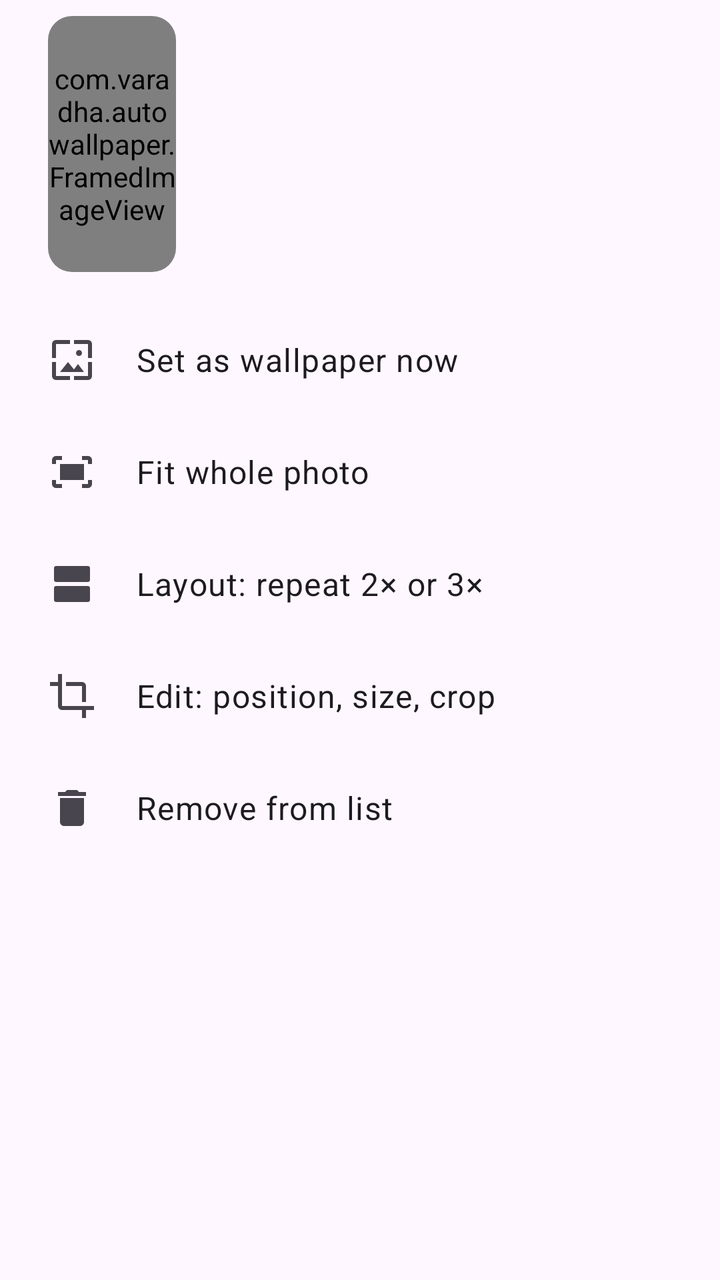
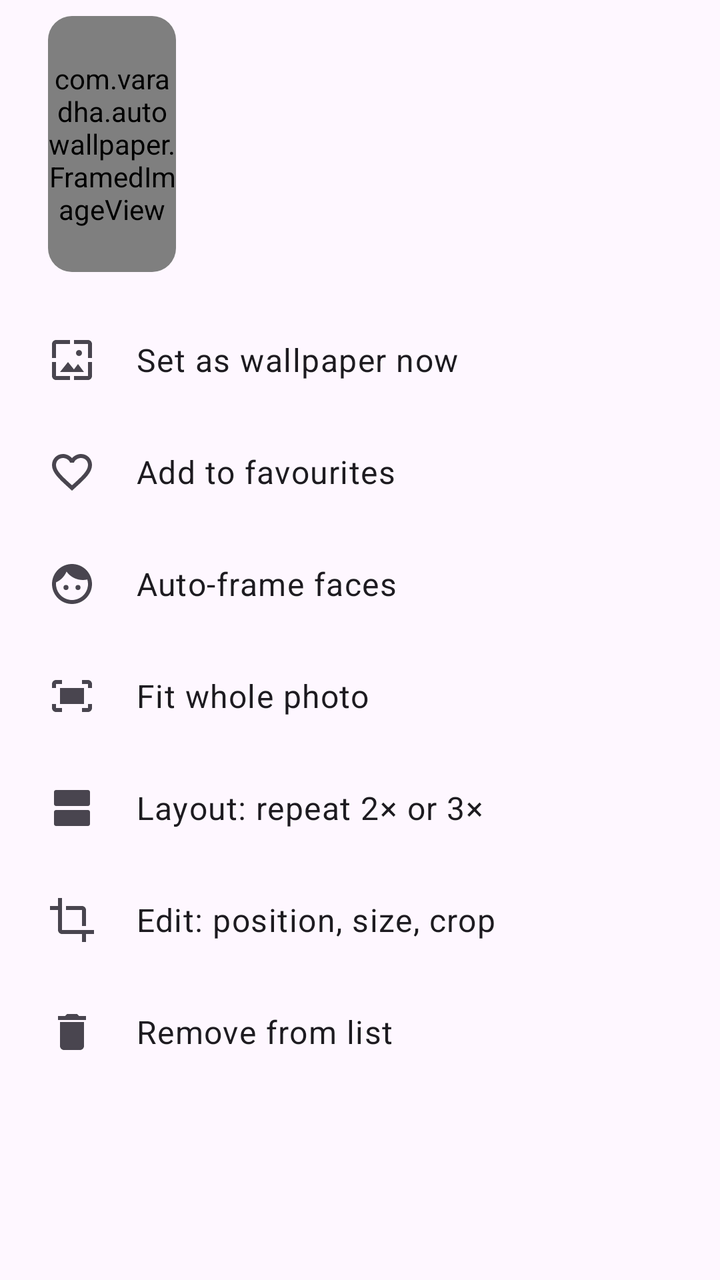

Two renders of the same Android screen: before a commit and after it. Below are the layout's source before the change and the commit's diff.
<!-- AndroidManifest.xml: application theme Theme.AutoWallpaper -->
<!-- res/layout/sheet_photo.xml -->
<?xml version="1.0" encoding="utf-8"?>
<LinearLayout xmlns:android="http://schemas.android.com/apk/res/android"
    xmlns:app="http://schemas.android.com/apk/res-auto"
    android:layout_width="match_parent"
    android:layout_height="wrap_content"
    android:orientation="vertical"
    android:paddingBottom="16dp">

    <LinearLayout
        android:layout_width="match_parent"
        android:layout_height="wrap_content"
        android:gravity="center_vertical"
        android:orientation="horizontal"
        android:paddingStart="24dp"
        android:paddingTop="8dp"
        android:paddingEnd="24dp"
        android:paddingBottom="16dp">

        <com.google.android.material.card.MaterialCardView
            style="?attr/materialCardViewFilledStyle"
            android:layout_width="64dp"
            android:layout_height="128dp"
            app:cardCornerRadius="12dp">

            <com.varadha.autowallpaper.FramedImageView
                android:id="@+id/preview"
                android:layout_width="match_parent"
                android:layout_height="match_parent" />
        </com.google.android.material.card.MaterialCardView>

        <LinearLayout
            android:layout_width="0dp"
            android:layout_height="wrap_content"
            android:layout_marginStart="20dp"
            android:layout_weight="1"
            android:orientation="vertical">

            <TextView
                android:id="@+id/sheetTitle"
                android:layout_width="wrap_content"
                android:layout_height="wrap_content"
                android:textAppearance="?attr/textAppearanceTitleLarge" />

            <TextView
                android:id="@+id/sheetSubtitle"
                android:layout_width="wrap_content"
                android:layout_height="wrap_content"
                android:layout_marginTop="4dp"
                android:textAppearance="?attr/textAppearanceBodyMedium"
                android:textColor="?attr/colorOnSurfaceVariant" />
        </LinearLayout>
    </LinearLayout>

    <TextView
        android:id="@+id/actionShow"
        style="@style/SheetAction"
        android:drawableStart="@drawable/ic_wallpaper"
        android:text="Set as wallpaper now" />

    <TextView
        android:id="@+id/actionFit"
        style="@style/SheetAction"
        android:drawableStart="@drawable/ic_fit_screen"
        android:text="Fit whole photo" />

    <TextView
        android:id="@+id/actionLayout"
        style="@style/SheetAction"
        android:drawableStart="@drawable/ic_view_agenda"
        android:text="Layout: repeat 2× or 3×" />

    <TextView
        android:id="@+id/actionAdjust"
        style="@style/SheetAction"
        android:drawableStart="@drawable/ic_crop"
        android:text="Edit: position, size, crop" />

    <TextView
        android:id="@+id/actionRemove"
        style="@style/SheetAction"
        android:drawableStart="@drawable/ic_delete"
        android:text="Remove from list" />
</LinearLayout>
<!-- resources referenced by this layout -->
<resources>
  <!-- drawable ic_crop (drawable) -->
  <vector xmlns:android="http://schemas.android.com/apk/res/android"
      android:width="24dp" android:height="24dp" android:viewportWidth="24" android:viewportHeight="24"
      android:tint="?attr/colorControlNormal">
      <path android:fillColor="@android:color/white" android:pathData="M17,15h2V7c0,-1.1 -0.9,-2 -2,-2H9v2h8v8zM7,17V1H5v4H1v2h4v10c0,1.1 0.9,2 2,2h10v4h2v-4h4v-2H7z" />
  </vector>
  <!-- drawable ic_delete (drawable) -->
  <vector xmlns:android="http://schemas.android.com/apk/res/android"
      android:width="24dp" android:height="24dp" android:viewportWidth="24" android:viewportHeight="24"
      android:tint="?attr/colorControlNormal">
      <path android:fillColor="@android:color/white" android:pathData="M6,19c0,1.1 0.9,2 2,2h8c1.1,0 2,-0.9 2,-2V7H6v12zM19,4h-3.5l-1,-1h-5l-1,1H5v2h14V4z" />
  </vector>
  <!-- drawable ic_fit_screen (drawable) -->
  <vector xmlns:android="http://schemas.android.com/apk/res/android"
      android:width="24dp" android:height="24dp" android:viewportWidth="24" android:viewportHeight="24"
      android:tint="?attr/colorControlNormal">
      <path android:fillColor="@android:color/white" android:pathData="M17,4h3c1.1,0 2,0.9 2,2v2h-2V6h-3V4zM4,8V6h3V4H4C2.9,4 2,4.9 2,6v2h2zM20,16v2h-3v2h3c1.1,0 2,-0.9 2,-2v-2h-2zM7,18H4v-2H2v2c0,1.1 0.9,2 2,2h3v-2zM18,8H6v8h12V8z" />
  </vector>
  <!-- drawable ic_view_agenda (drawable) -->
  <vector xmlns:android="http://schemas.android.com/apk/res/android"
      android:width="24dp" android:height="24dp" android:viewportWidth="24" android:viewportHeight="24"
      android:tint="?attr/colorControlNormal">
      <path android:fillColor="@android:color/white" android:pathData="M20,13H4c-0.55,0 -1,0.45 -1,1v6c0,0.55 0.45,1 1,1h16c0.55,0 1,-0.45 1,-1v-6c0,-0.55 -0.45,-1 -1,-1zM20,3H4c-0.55,0 -1,0.45 -1,1v6c0,0.55 0.45,1 1,1h16c0.55,0 1,-0.45 1,-1V4c0,-0.55 -0.45,-1 -1,-1z" />
  </vector>
  <style name="Theme.AutoWallpaper" parent="Theme.Material3.DayNight.NoActionBar">
          <item name="colorPrimary">@color/seed</item>
          <item name="android:statusBarColor">@android:color/transparent</item>
      </style>
  <color name="seed">#5B4FCF</color>
  <!-- unchanged entries left out for length: 2 -->
</resources>

<!-- the commit's change to res/layout/sheet_photo.xml (unified diff, before → after) -->
@@ -58,6 +58,18 @@
         android:text="Set as wallpaper now" />
 
     <TextView
+        android:id="@+id/actionFav"
+        style="@style/SheetAction"
+        android:drawableStart="@drawable/ic_favorite_border"
+        android:text="Add to favourites" />
+
+    <TextView
+        android:id="@+id/actionFace"
+        style="@style/SheetAction"
+        android:drawableStart="@drawable/ic_face"
+        android:text="Auto-frame faces" />
+
+    <TextView
         android:id="@+id/actionFit"
         style="@style/SheetAction"
         android:drawableStart="@drawable/ic_fit_screen"
<!-- resource entries referenced after the edit -->
@@ -11,6 +11,18 @@
       android:width="24dp" android:height="24dp" android:viewportWidth="24" android:viewportHeight="24"
       android:tint="?attr/colorControlNormal">
       <path android:fillColor="@android:color/white" android:pathData="M6,19c0,1.1 0.9,2 2,2h8c1.1,0 2,-0.9 2,-2V7H6v12zM19,4h-3.5l-1,-1h-5l-1,1H5v2h14V4z" />
+  </vector>
+  <!-- drawable ic_face (drawable) -->
+  <vector xmlns:android="http://schemas.android.com/apk/res/android"
+      android:width="24dp" android:height="24dp" android:viewportWidth="24" android:viewportHeight="24"
+      android:tint="?attr/colorControlNormal">
+      <path android:fillColor="@android:color/white" android:pathData="M12,2C6.48,2 2,6.48 2,12s4.48,10 10,10 10,-4.48 10,-10S17.52,2 12,2zM12,20c-4.41,0 -8,-3.59 -8,-8 0,-0.29 0.02,-0.58 0.05,-0.86 2.36,-1.05 4.23,-2.98 5.21,-5.37C11.07,8.33 14.05,10 17.42,10c0.78,0 1.53,-0.09 2.25,-0.26 0.21,0.71 0.33,1.47 0.33,2.26 0,4.41 -3.59,8 -8,8zM9,13.75m-1.25,0a1.25,1.25 0,1 1,2.5 0a1.25,1.25 0,1 1,-2.5 0M15,13.75m-1.25,0a1.25,1.25 0,1 1,2.5 0a1.25,1.25 0,1 1,-2.5 0" />
+  </vector>
+  <!-- drawable ic_favorite_border (drawable) -->
+  <vector xmlns:android="http://schemas.android.com/apk/res/android"
+      android:width="24dp" android:height="24dp" android:viewportWidth="24" android:viewportHeight="24"
+      android:tint="?attr/colorControlNormal">
+      <path android:fillColor="@android:color/white" android:pathData="M16.5,3c-1.74,0 -3.41,0.81 -4.5,2.09C10.91,3.81 9.24,3 7.5,3 4.42,3 2,5.42 2,8.5c0,3.78 3.4,6.86 8.55,11.54L12,21.35l1.45,-1.32C18.6,15.36 22,12.28 22,8.5 22,5.42 19.58,3 16.5,3zM12.1,18.55l-0.1,0.1 -0.1,-0.1C7.14,14.24 4,11.39 4,8.5 4,6.5 5.5,5 7.5,5c1.54,0 3.04,0.99 3.57,2.36h1.87C13.46,5.99 14.96,5 16.5,5c2,0 3.5,1.5 3.5,3.5 0,2.89 -3.14,5.74 -7.9,10.05z" />
   </vector>
   <!-- drawable ic_fit_screen (drawable) -->
   <vector xmlns:android="http://schemas.android.com/apk/res/android"
